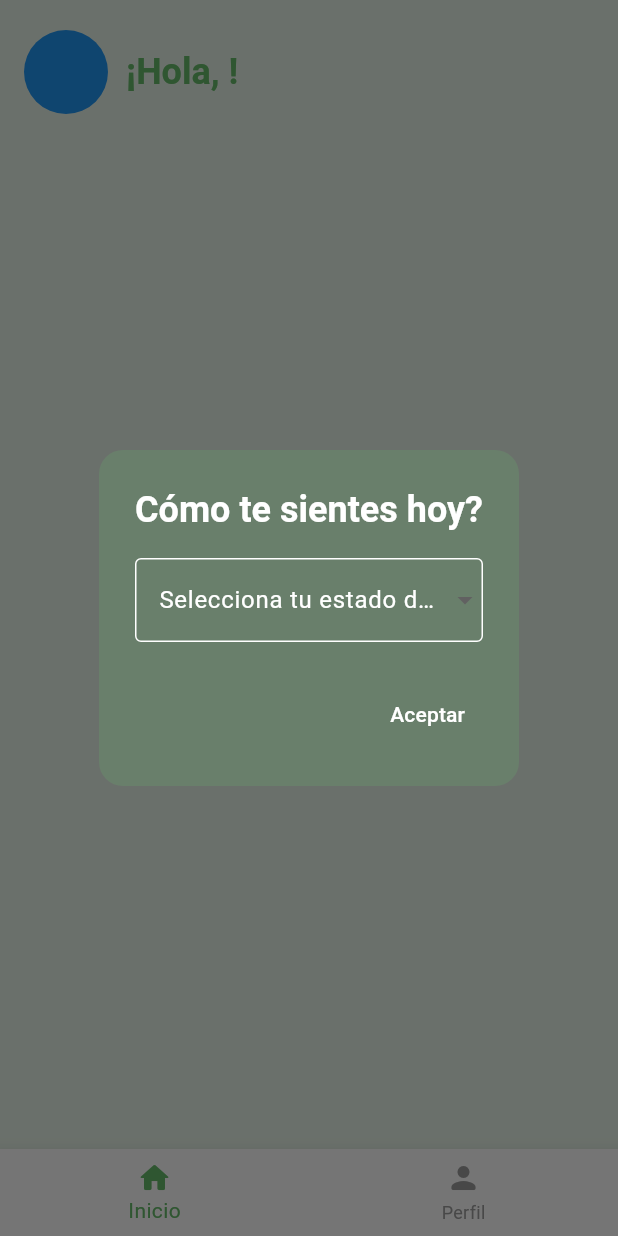
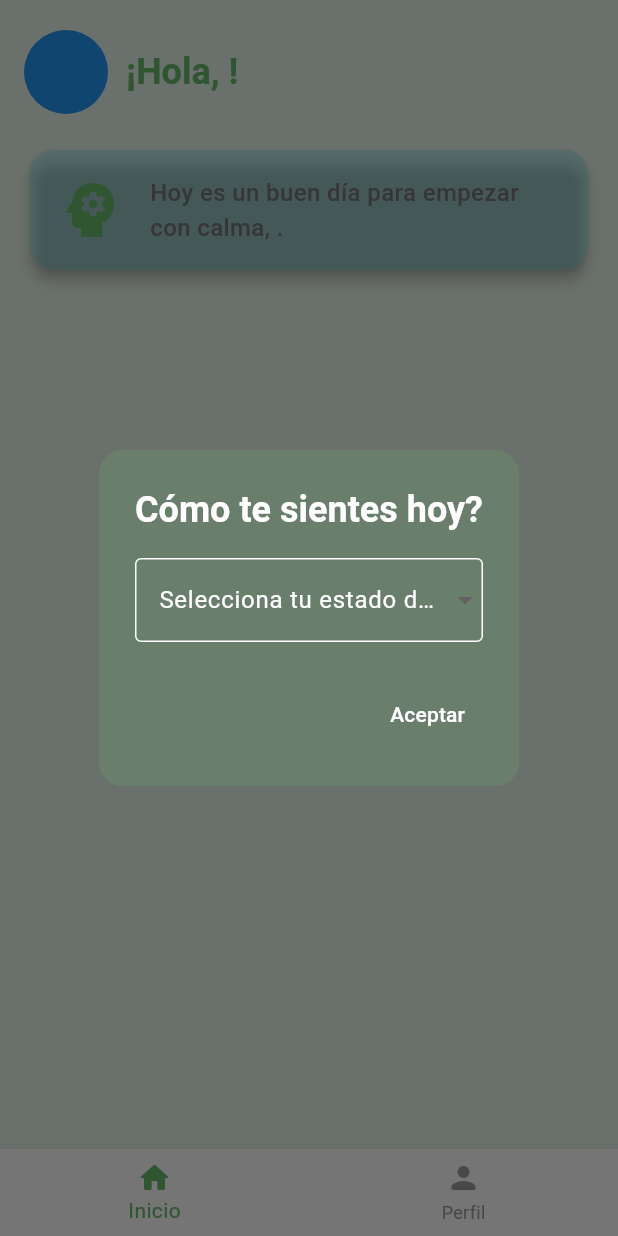
Before and after one commit to Pitcher755/MindMate, a Flutter app: the HomeScreen screen opened by its route, on a phone screen of 412 x 824 dp. Run offline on Flutter 3.47's test engine with Material 3 defaults, Android fonts, the phone set to English and light mode, and no system bars; our stand-ins replace cloud_firestore, firebase_auth, firebase_core, firebase_storage, flutter_riverpod, go_router and 3 more; accounts and stored records are empty; generated files the repository leaves out were written again; network calls fail.

Commit message:
Añadido MoodCard a la HomeScreen

```diff
--- a/lib/features/auth/controllers/auth_controller.dart
+++ b/lib/features/auth/controllers/auth_controller.dart
@@ -26,13 +26,26 @@ final userModelProvider = FutureProvider<UserModel?>((ref) async {
   if (uid == null) return null;
 
   final doc = await FirebaseFirestore.instance
-  .collection(FirestoreCollections.users)
-  .doc(uid)
-  .get();
+      .collection(FirestoreCollections.users)
+      .doc(uid)
+      .get();
 
   if (!doc.exists) return null;
   return UserModel.fromDocument(doc);
 });
+
+  final userDataProvider = FutureProvider<UserModel>((ref) async {
+    final uid = FirebaseAuth.instance.currentUser?.uid;
+    if (uid == null) throw Exception('Usuario no autenticado');
+
+    final doc = await FirebaseFirestore.instance
+        .collection('users')
+        .doc(uid)
+        .get();
+    if (!doc.exists) throw Exception('Documento no encontrado');
+
+    return UserModel.fromDocument(doc);
+  });
 
 // Clase encargada de controlar la lógica de autenticación
 class AuthController extends Notifier<User?> {
@@ -169,11 +182,16 @@ class AuthController extends Notifier<User?> {
   // Comprueba si el documento de usuario existe en Firestore
   Future<bool> checkUserDocumentExists(String uid) async {
     try {
-      final doc = await _firestore.collection(FirestoreCollections.users).doc(uid).get();
+      final doc = await _firestore
+          .collection(FirestoreCollections.users)
+          .doc(uid)
+          .get();
       return doc.exists;
     } catch (e) {
       debugPrint('Error al comprobar existencia de usuario: $e');
       return false;
     }
   }
+
+
 }
--- a/lib/features/home/screen/home_screen.dart
+++ b/lib/features/home/screen/home_screen.dart
@@ -1,7 +1,9 @@
 import 'package:flutter/material.dart';
 import 'package:flutter_riverpod/flutter_riverpod.dart';
 import 'package:mindmate/core/app_colors.dart';
+import 'package:mindmate/features/auth/controllers/auth_controller.dart';
 import 'package:mindmate/features/home/widgets/header_widget.dart';
+import 'package:mindmate/features/home/widgets/mood_card.dart';
 import 'package:mindmate/features/home/widgets/show_daily_mood_dialog.dart';
 
 class HomeScreen extends ConsumerStatefulWidget {
@@ -31,19 +33,30 @@ class _HomeScreenState extends ConsumerState<HomeScreen> {
 
   @override
   Widget build(BuildContext context) {
+    final userAsync = ref.watch(userDataProvider);
+
     return Scaffold(
       backgroundColor: AppColors.background,
       body: SafeArea(
-        child: SingleChildScrollView(
-          padding: const EdgeInsets.symmetric(horizontal: 16.0, vertical: 20.0),
-          child: Column(
-            crossAxisAlignment: CrossAxisAlignment.start,
-            children: const [
-              HeaderWidget(),
-              SizedBox(height: 20),
-              // Próximos widgets aquí
-            ],
+        child: userAsync.when(
+          data: (user) => SingleChildScrollView(
+            padding: const EdgeInsets.symmetric(
+              horizontal: 16.0,
+              vertical: 20.0,
+            ),
+            child: Column(
+              crossAxisAlignment: CrossAxisAlignment.start,
+              children: [
+                const HeaderWidget(),
+                SizedBox(height: 20),
+                MoodCard(mood: user.mood ?? '', userName: user.name),
+                SizedBox(height: 24),
+                // Próximos widgets aquí
+              ],
+            ),
           ),
+          loading: () => const Center(child: CircularProgressIndicator()),
+          error: (e, _) => Center(child: Text('Error: $e')),
         ),
       ),
       bottomNavigationBar: BottomNavigationBar(
--- /dev/null
+++ b/lib/features/home/widgets/mood_card.dart
@@ -0,0 +1,68 @@
+import 'dart:math';
+
+import 'package:flutter/material.dart';
+import 'package:flutter_riverpod/flutter_riverpod.dart';
+import 'package:mindmate/core/app_colors.dart';
+import 'package:mindmate/features/home/provider/mood_quote_provider.dart';
+
+class MoodCard extends ConsumerWidget {
+  final String mood;
+  final String userName;
+
+  MoodCard({required this.mood, required this.userName});
+
+  // Lista de iconos por estado de ánimo, con posibilidad de cambios
+  final Map<String, List<IconData>> moodIcons = {
+    'feliz': [Icons.emoji_emotions, Icons.wb_sunny, Icons.cake],
+    'estresado': [Icons.spa, Icons.self_improvement, Icons.nights_stay],
+    'triste': [Icons.cloud, Icons.favorite, Icons.handshake],
+    'ansioso': [Icons.bubble_chart, Icons.hotel, Icons.ac_unit],
+    'motivado': [Icons.rocket_launch, Icons.bolt, Icons.thumb_up],
+    'tranquilo': [Icons.water_drop, Icons.weekend, Icons.nature_people],
+  };
+
+  @override
+  Widget build(BuildContext context, WidgetRef ref) {
+    final moodQuotesAsync = ref.watch(moodQuoteByMoodProvider(mood));
+
+    return moodQuotesAsync.when(
+      data: (quotes) {
+        final quote = quotes.isNotEmpty
+        ? quotes[Random().nextInt(quotes.length)]
+        : null;
+
+      final iconList = moodIcons[mood.toLowerCase()] ?? [Icons.psychology];
+      final icon = iconList[Random().nextInt(iconList.length)];
+
+      return Card(
+        shape:
+        RoundedRectangleBorder(borderRadius: BorderRadius.circular(16)),
+        color: AppColors.accentBlue.withValues(alpha: 0.3),
+        elevation: 4,
+        child: Padding(
+          padding: const EdgeInsets.all(16.0),
+          child: Row(
+            children: [
+              Icon(icon, size: 48, color: AppColors.primary),
+              const SizedBox(width: 16),
+              Expanded(
+                child: Text(
+                  quote != null
+                  ? quote.text.replaceAll('\$name', userName)
+                  : 'Hoy es un buen día para empezar con calma, $userName.',
+                  style: const TextStyle(
+                    fontSize: 16,
+                    fontWeight: FontWeight.w500,
+                  ),
+                ),
+              )
+            ],
+          ),
+        ),
+      );
+      },
+      loading:() => const Center(child: CircularProgressIndicator()),
+      error: (e, _) => const Text('No se pudo cargar el mensaje.'),
+    );
+  }
+}
```
